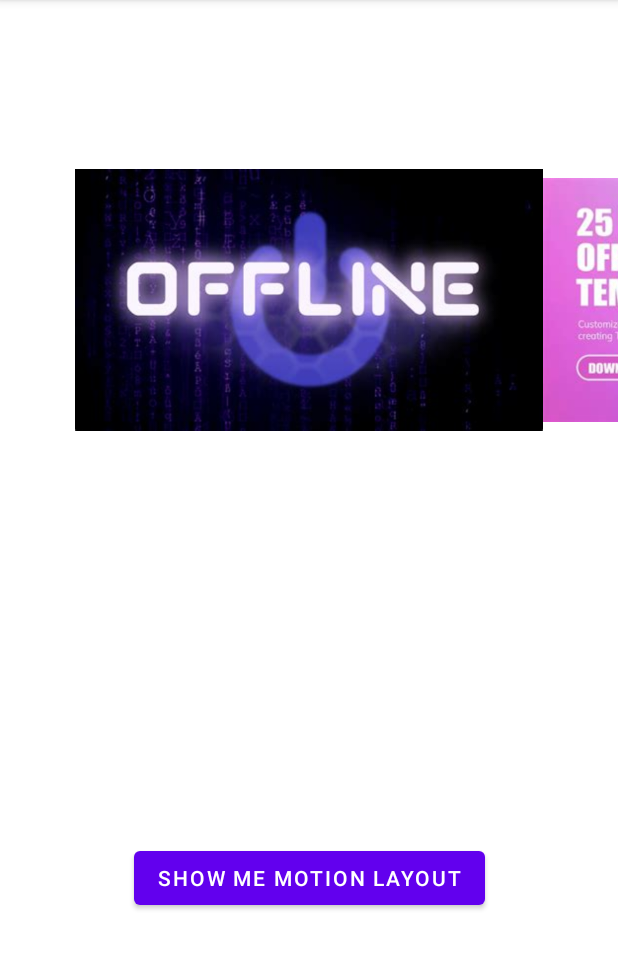
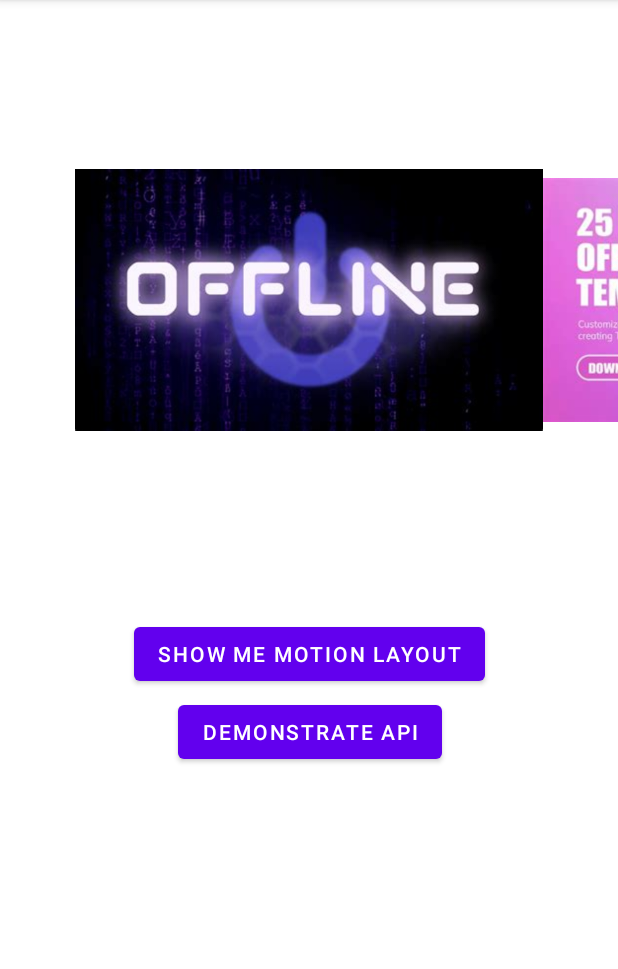
Before and after one commit to Joaquin144/Core_Concepts, an Android app: the screen it shows after launch (MainActivity), on a phone screen of 412 x 824 dp, the part 84-1053 px from its top. Run offline under Robolectric (Android 15) with nearby library versions, the light colour scheme and no system bars.

Commit message:
API Demonstrate code done

```diff
--- a/app/build.gradle
+++ b/app/build.gradle
@@ -36,4 +36,7 @@ dependencies {
     testImplementation 'junit:junit:4.+'
     androidTestImplementation 'androidx.test.ext:junit:1.1.3'
     androidTestImplementation 'androidx.test.espresso:espresso-core:3.4.0'
+
+    implementation "com.squareup.okhttp3:okhttp:4.9.0"
+
 }
--- a/app/src/main/AndroidManifest.xml
+++ b/app/src/main/AndroidManifest.xml
@@ -2,6 +2,7 @@
 <manifest xmlns:android="http://schemas.android.com/apk/res/android"
     package="com.vibhu.nitJsr.viewpager">
 
+    <uses-permission android:name="android.permission.INTERNET"/>
     <application
         android:allowBackup="true"
         android:icon="@mipmap/ic_launcher"
@@ -9,7 +10,8 @@
         android:roundIcon="@mipmap/ic_launcher_round"
         android:supportsRtl="true"
         android:theme="@style/Theme.ViewPager">
-        <activity android:name=".MotionLayoutActivity"></activity>
+        <activity android:name=".APIActivity"></activity>
+        <activity android:name=".MotionLayoutActivity" />
         <activity android:name=".MainActivity">
             <intent-filter>
                 <action android:name="android.intent.action.MAIN" />
--- a/app/src/main/java/com/vibhu/nitJsr/viewpager/MainActivity.java
+++ b/app/src/main/java/com/vibhu/nitJsr/viewpager/MainActivity.java
@@ -10,12 +10,13 @@ import android.widget.Button;
 
 public class MainActivity extends AppCompatActivity {
 
-    private Button idBtnMotionLayout;
+    private Button idBtnMotionLayout,apiBtn;
     @Override
     protected void onCreate(Bundle savedInstanceState) {
         super.onCreate(savedInstanceState);
         setContentView(R.layout.activity_main);
         idBtnMotionLayout=findViewById(R.id.idBtnMotionLayout);
+        apiBtn=findViewById(R.id.hotelAPI);
 
         int[] images = new int[8];
         images[0] = R.drawable.a1;
@@ -33,8 +34,16 @@ public class MainActivity extends AppCompatActivity {
         idBtnMotionLayout.setOnClickListener(new View.OnClickListener() {
             @Override
             public void onClick(View v) {
-                Intent intent1=new Intent(MainActivity.this,MotionLayoutActivity.class);
-                startActivity(intent1);
+                Intent intent=new Intent(MainActivity.this,MotionLayoutActivity.class);
+                startActivity(intent);
+            }
+        });
+
+        apiBtn.setOnClickListener(new View.OnClickListener() {
+            @Override
+            public void onClick(View v) {
+                Intent intent=new Intent(MainActivity.this,APIActivity.class);
+                startActivity(intent);
             }
         });
 
--- a/app/src/main/res/layout/activity_main.xml
+++ b/app/src/main/res/layout/activity_main.xml
@@ -20,12 +20,22 @@
         android:id="@+id/idBtnMotionLayout"
         android:layout_width="wrap_content"
         android:layout_height="wrap_content"
+        android:layout_marginTop="12dp"
         android:text="Show me Motion Layout"
-        app:layout_constraintBottom_toBottomOf="parent"
         app:layout_constraintEnd_toEndOf="parent"
         app:layout_constraintStart_toStartOf="parent"
         app:layout_constraintTop_toBottomOf="@+id/idAct_Main_VP1"
-        app:layout_constraintVertical_bias="0.505"
+        tools:ignore="HardcodedText" />
+
+    <Button
+        android:id="@+id/hotelAPI"
+        android:layout_width="wrap_content"
+        android:layout_height="wrap_content"
+        android:text="Demonstrate API"
+        android:layout_marginTop="4dp"
+        app:layout_constraintEnd_toEndOf="@+id/idBtnMotionLayout"
+        app:layout_constraintStart_toStartOf="@+id/idBtnMotionLayout"
+        app:layout_constraintTop_toBottomOf="@+id/idBtnMotionLayout"
         tools:ignore="HardcodedText" />
 
 </androidx.constraintlayout.widget.ConstraintLayout>
```
Also changed, not shown: app/src/main/java/com/vibhu/nitJsr/viewpager/APIActivity.java (added, +38 -0 lines), app/src/main/res/layout/activity_a_p_i.xml (added, +9 -0 lines).
